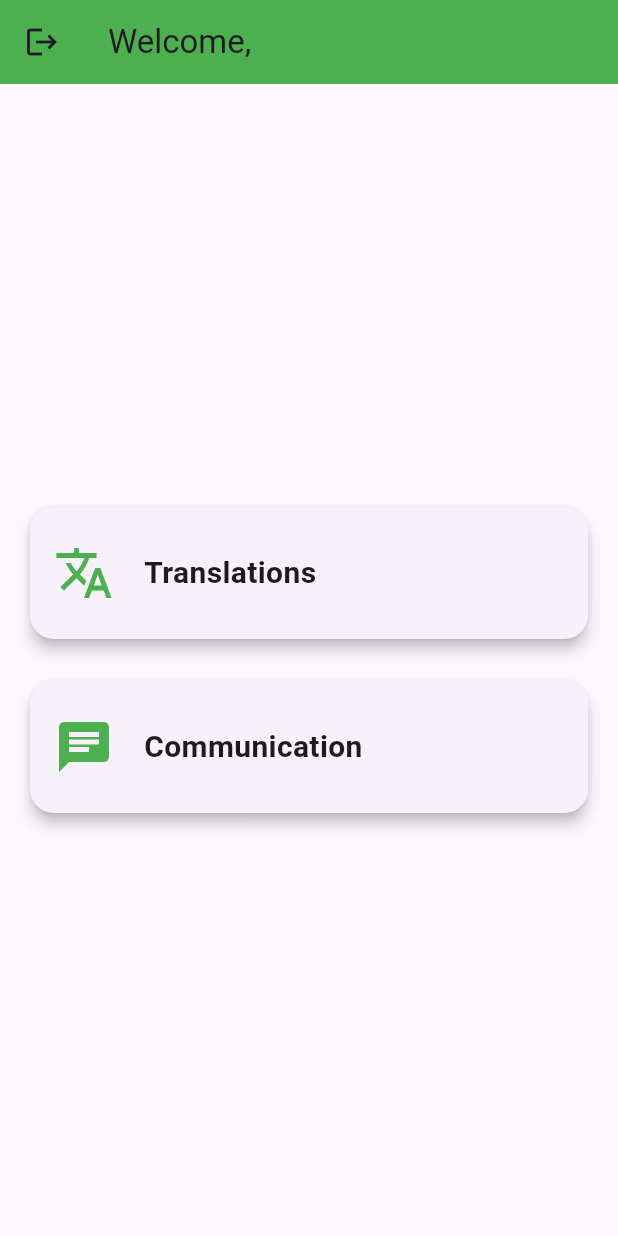
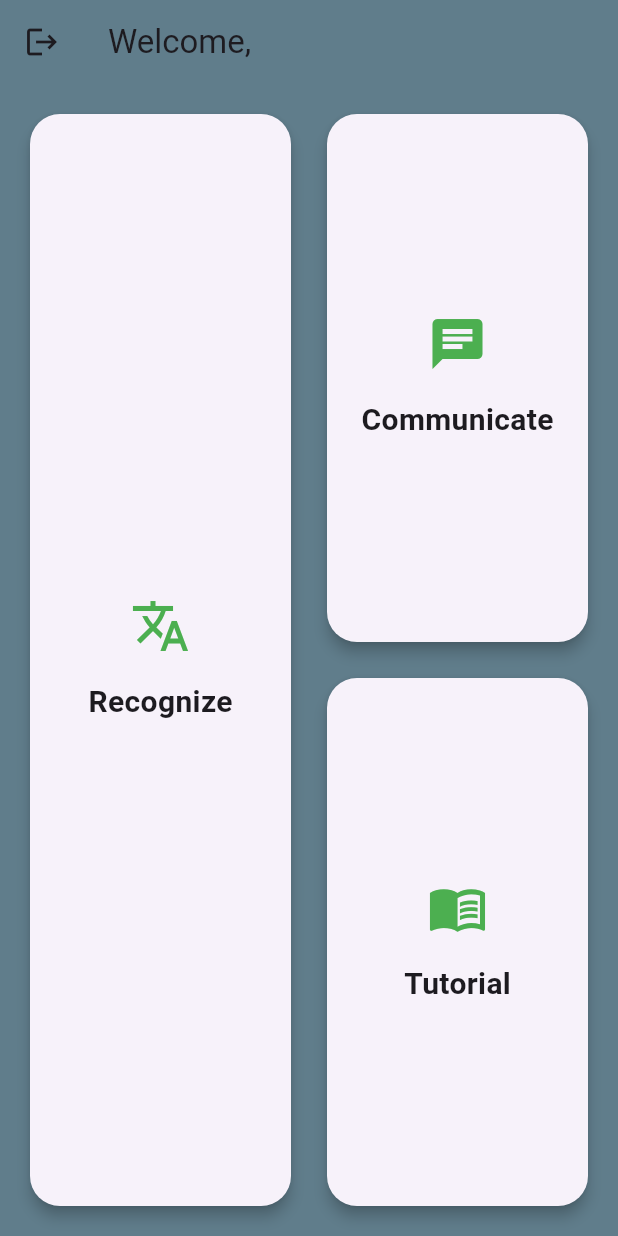
Before and after one commit to Xollll/signspeak, a Flutter app: the Homepage screen opened by its route, on a phone screen of 412 x 824 dp. Run offline on Flutter 3.47's test engine with Material 3 defaults, Android fonts, the phone set to English and light mode, and no system bars; our stand-ins replace cloud_firestore, elegant_notification, firebase_auth, firebase_core, google_sign_in; missing offline and left inert: sign_button; accounts and stored records are empty; generated files the repository leaves out were written again.

Commit message:
update dashboard

```diff
--- a/lib/dashboard/homepage.dart
+++ b/lib/dashboard/homepage.dart
@@ -6,8 +6,11 @@ class Homepage extends StatelessWidget {
 
   void _logout(BuildContext context) async {
     await FirebaseAuth.instance.signOut();
-    Navigator.pushNamedAndRemoveUntil(context,
-        '/login', (Route<dynamic> route) => false);
+    Navigator.pushNamedAndRemoveUntil(
+      context,
+      '/login',
+      (Route<dynamic> route) => false,
+    );
   }
 
   void _navigateToTranslation(BuildContext context) {
@@ -16,6 +19,10 @@ class Homepage extends StatelessWidget {
 
   void _navigateToCommunication(BuildContext context) {
     Navigator.pushNamed(context, '/communication');
+  }
+
+  void _navigateToTutorial(BuildContext context) {
+    Navigator.pushNamed(context, '/tutorial');
   }
 
   @override
@@ -30,26 +37,52 @@ class Homepage extends StatelessWidget {
           onPressed: () => _logout(context),
         ),
         title: Text("Welcome, $userName"),
-        backgroundColor: Colors.green,
+        backgroundColor: Colors.blueGrey,
       ),
-      body: Center(
+      backgroundColor: Colors.blueGrey,
+      body: SafeArea(
+
         child: Padding(
           padding: const EdgeInsets.all(16.0),
-          child: Column(
-            mainAxisAlignment: MainAxisAlignment.center,
+          child: Row(
             children: [
-              _buildCard(
+              // Left side - Recognize / Translations
+              Expanded(
+                flex: 1,
+                child: _buildCard(
                   context,
                   icon: Icons.translate,
-                title: 'Translations',
+                  title: 'Recognize',
                   onTap: () => _navigateToTranslation(context),
+                  height: double.infinity,
+
                 ),
-              const SizedBox(height: 20),
-              _buildCard(
+              ),
+              const SizedBox(width: 16),
+              // Right side - stacked Communication and Tutorial
+              Expanded(
+                flex: 1,
+                child: Column(
+                  children: [
+                    Expanded(
+                      child: _buildCard(
                         context,
                         icon: Icons.chat,
-                title: 'Communication',
+                        title: 'Communicate',
                         onTap: () => _navigateToCommunication(context),
+                      ),
+                    ),
+                    const SizedBox(height: 16),
+                    Expanded(
+                      child: _buildCard(
+                        context,
+                        icon: Icons.menu_book,
+                        title: 'Tutorial',
+                        onTap: () => _navigateToTutorial(context),
+                      ),
+                    ),
+                  ],
+                ),
               ),
             ],
           ),
@@ -58,26 +91,34 @@ class Homepage extends StatelessWidget {
     );
   }
 
-  Widget _buildCard(BuildContext context,
-      {required IconData icon,
+  Widget _buildCard(
+    BuildContext context, {
+    required IconData icon,
     required String title,
-      required VoidCallback onTap}) {
+    required VoidCallback onTap,
+    double? height,
+  }) {
     return Card(
       elevation: 4,
-      shape: RoundedRectangleBorder(borderRadius: BorderRadius.circular(16)),
+      shape: RoundedRectangleBorder(borderRadius: BorderRadius.circular(20)),
       child: InkWell(
         onTap: onTap,
-        borderRadius: BorderRadius.circular(16),
+        borderRadius: BorderRadius.circular(20),
         child: Container(
+          height: height,
           width: double.infinity,
           padding: const EdgeInsets.symmetric(vertical: 24, horizontal: 16),
-          child: Row(
+          child: Column(
+            mainAxisAlignment: MainAxisAlignment.center,
             children: [
               Icon(icon, size: 40, color: Colors.green),
-              const SizedBox(width: 20),
+              const SizedBox(height: 16),
               Text(
                 title,
-                style: const TextStyle(fontSize: 20, fontWeight: FontWeight.w600),
+                style: const TextStyle(
+                  fontSize: 20,
+                  fontWeight: FontWeight.w600,
+                ),
               ),
             ],
           ),
--- a/lib/main.dart
+++ b/lib/main.dart
@@ -24,7 +24,7 @@ class MyApp extends StatelessWidget {
   routes: {
     '/login': (context) => const LoginPage(),
     '/home': (context) => const Homepage(),
-
+    //'/tutorial': (context) => const TutorialPage(),
     '/communication': (context) =>  SignAnimator(),
   },
 
```
Lines whose indentation alone changed are shown as unchanged.
